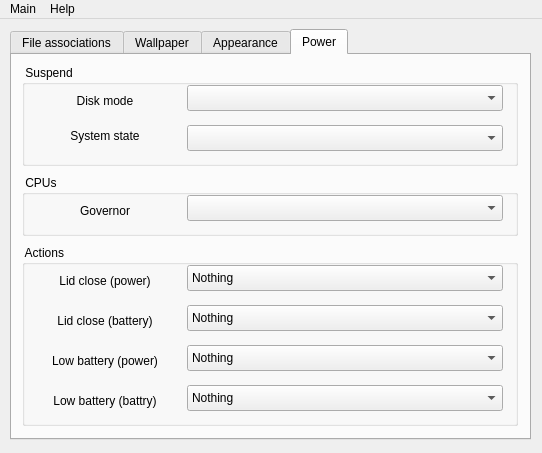
Qt form src/qsettings/qsettings.ui (fluxer/bfp) before a commit.
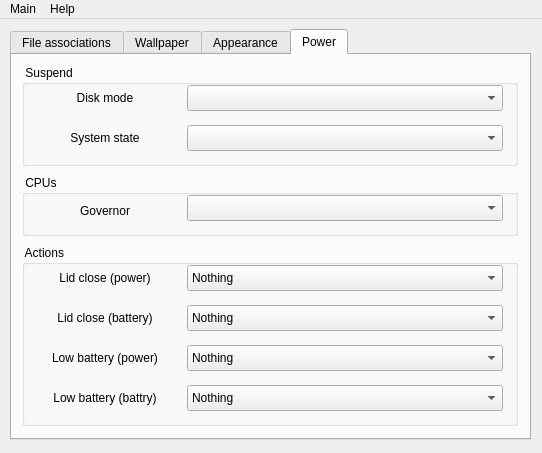
The same form after that commit. The open tabs and pages were chosen to show the change. Icons and pictures are not drawn.

Commit message: qsettings UI corrections; TODO update

```diff
--- a/src/qsettings/qsettings.ui
+++ b/src/qsettings/qsettings.ui
@@ -480,9 +480,9 @@
        <property name="geometry">
         <rect>
          <x>20</x>
-         <y>25</y>
+         <y>20</y>
          <width>126</width>
-         <height>21</height>
+         <height>26</height>
         </rect>
        </property>
        <property name="text">
@@ -498,7 +498,7 @@
          <x>20</x>
          <y>60</y>
          <width>126</width>
-         <height>21</height>
+         <height>26</height>
         </rect>
        </property>
        <property name="layoutDirection">
@@ -597,9 +597,9 @@
        <property name="geometry">
         <rect>
          <x>20</x>
-         <y>25</y>
+         <y>20</y>
          <width>126</width>
-         <height>21</height>
+         <height>26</height>
         </rect>
        </property>
        <property name="text">
@@ -638,9 +638,9 @@
        <property name="geometry">
         <rect>
          <x>20</x>
-         <y>65</y>
+         <y>60</y>
          <width>126</width>
-         <height>21</height>
+         <height>26</height>
         </rect>
        </property>
        <property name="text">
@@ -679,9 +679,9 @@
        <property name="geometry">
         <rect>
          <x>20</x>
-         <y>105</y>
+         <y>100</y>
          <width>126</width>
-         <height>21</height>
+         <height>26</height>
         </rect>
        </property>
        <property name="text">
@@ -720,9 +720,9 @@
        <property name="geometry">
         <rect>
          <x>20</x>
-         <y>145</y>
+         <y>140</y>
          <width>126</width>
-         <height>21</height>
+         <height>26</height>
         </rect>
        </property>
        <property name="text">
```
Left out of the diff: 2 changed lines with no effect on the pictures. The commit also changes 1 other file.
